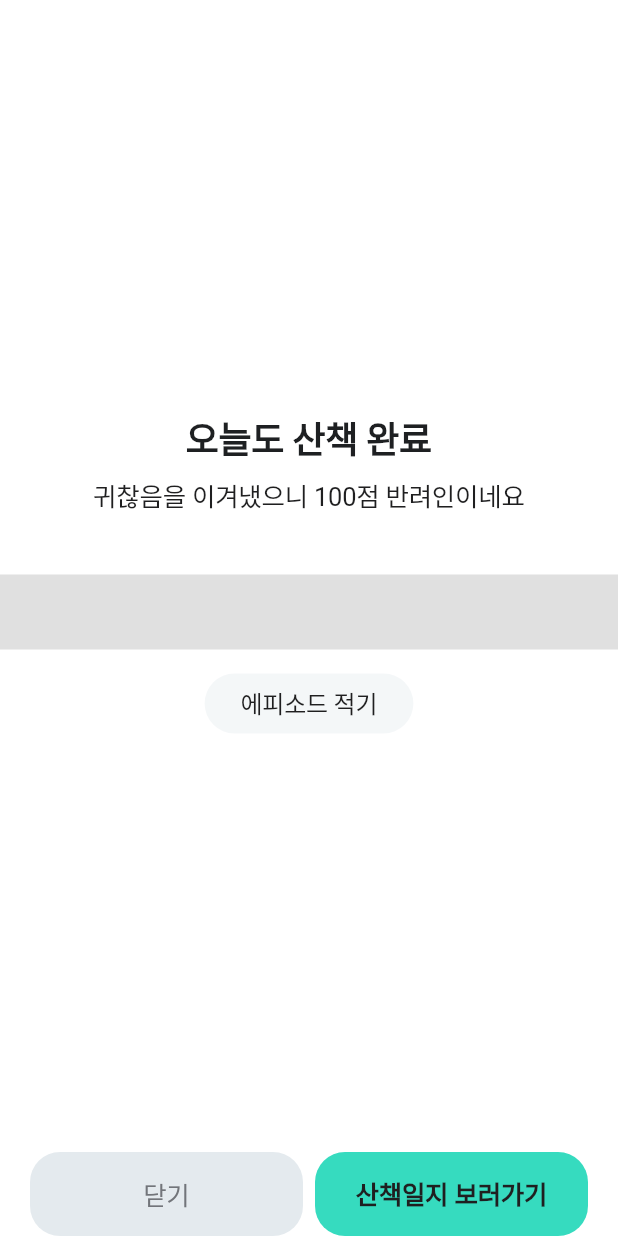
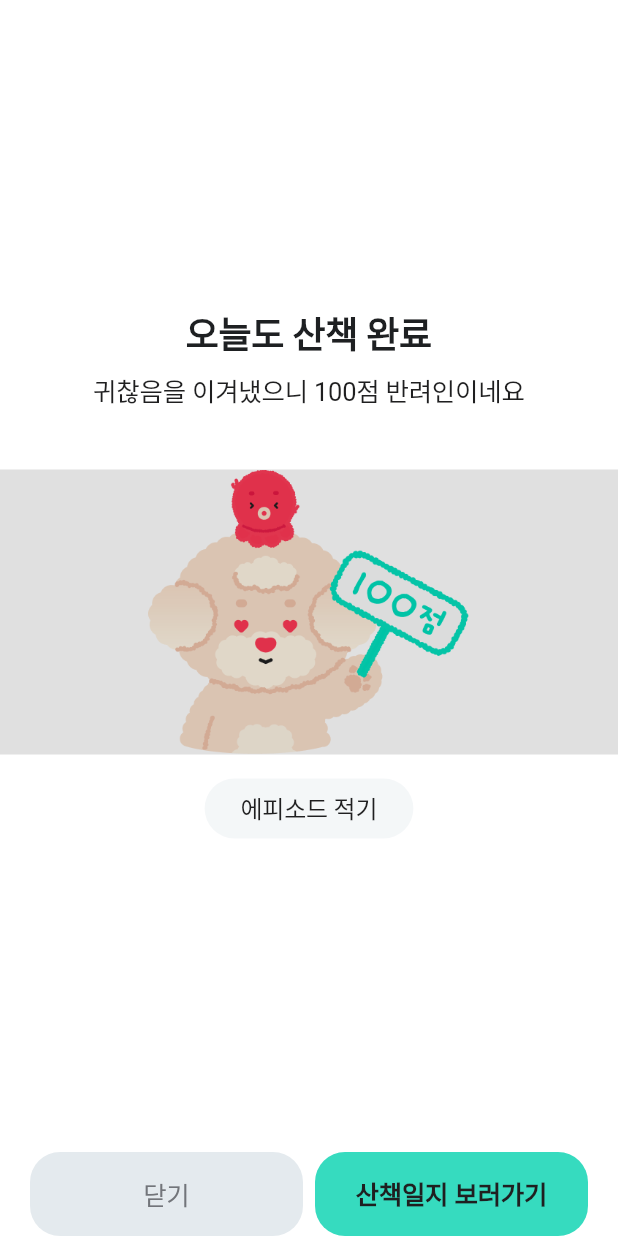
Before and after one commit to Nexters/puppycode, a Flutter app: the FeedCreateSuccessPage screen opened directly with empty values, on a phone screen of 412 x 824 dp. Run offline on Flutter 3.47's test engine with Material 3 defaults, Android fonts, the light colour scheme and no system bars; our stand-ins replace badges, camera, firebase_core, firebase_messaging, flutter_secure_storage, flutter_svg and 4 more; missing offline and left inert: kakao_flutter_sdk; accounts and stored records are empty; Roboto replaces fonts that are missing (Pretendard); project files that could hold a hidden picture were left out.

Commit message:
Fix info

```diff
--- a/lib/pages/feeds/success.dart
+++ b/lib/pages/feeds/success.dart
@@ -28,8 +28,11 @@ class FeedCreateSuccessPage extends StatelessWidget {
             ]),
             Container(
               margin: const EdgeInsets.only(top: 40, bottom: 12),
-              height: 50,
+              height: 190,
               color: Colors.black12,
+              decoration: const BoxDecoration(
+                  image: DecorationImage(
+                      image: AssetImage('assets/images/create_success.png'))),
             ),
             FilledButton(
                 style: FilledButton.styleFrom(
```
Also changed, not shown: lib/pages/feeds/write.dart (+20 -1 lines), assets/images/create_success.png (added), pubspec.lock, 4 other files.
